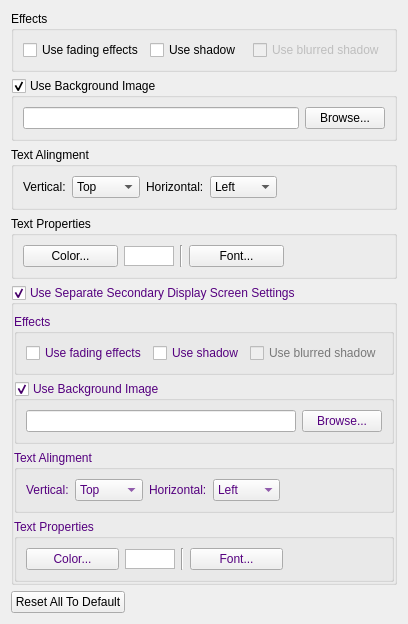
Above: src/announcementsettingwidget.ui from SoftProjector/src before the change. Below: the same form after it.
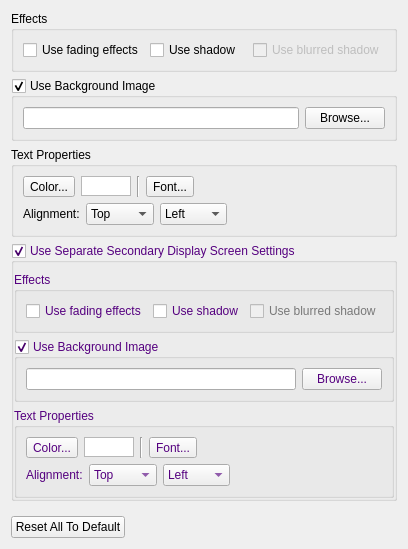
That is the form after the change.

Diff of the .ui file:
```diff
--- a/src/announcementsettingwidget.ui
+++ b/src/announcementsettingwidget.ui
@@ -82,88 +82,16 @@
      </layout>
     </widget>
    </item>
-   <item>
-    <widget class="QGroupBox" name="groupBoxTextAlingment">
-     <property name="title">
-      <string>Text Alingment</string>
-     </property>
-     <layout class="QGridLayout" name="gridLayout_8">
-      <item row="0" column="6">
-       <spacer name="horizontalSpacer_14">
-        <property name="orientation">
-         <enum>Qt::Horizontal</enum>
-        </property>
-        <property name="sizeHint" stdset="0">
-         <size>
-          <width>59</width>
-          <height>20</height>
-         </size>
-        </property>
-       </spacer>
-      </item>
-      <item row="0" column="1">
-       <widget class="QLabel" name="labelVertical">
-        <property name="text">
-         <string>Vertical:</string>
-        </property>
-       </widget>
-      </item>
-      <item row="0" column="4">
-       <widget class="QLabel" name="labelHorizontal">
-        <property name="text">
-         <string>Horizontal:</string>
-        </property>
-       </widget>
-      </item>
-      <item row="0" column="2">
-       <widget class="QComboBox" name="comboBoxVerticalAling">
-        <item>
-         <property name="text">
-          <string>Top</string>
-         </property>
-        </item>
-        <item>
-         <property name="text">
-          <string>Middle</string>
-         </property>
-        </item>
-        <item>
-         <property name="text">
-          <string>Bottom</string>
-         </property>
-        </item>
-       </widget>
-      </item>
-      <item row="0" column="5">
-       <widget class="QComboBox" name="comboBoxHorizontalAling">
-        <item>
-         <property name="text">
-          <string>Left</string>
-         </property>
-        </item>
-        <item>
-         <property name="text">
-          <string>Center</string>
-         </property>
-        </item>
-        <item>
-         <property name="text">
-          <string>Right</string>
-         </property>
-        </item>
-       </widget>
-      </item>
-     </layout>
-    </widget>
-   </item>
    <item>
     <widget class="QGroupBox" name="groupBoxTextProperties">
      <property name="title">
       <string>Text Properties</string>
      </property>
+     <layout class="QVBoxLayout" name="verticalLayout_3">
+      <item>
      <layout class="QHBoxLayout" name="horizontalLayout_3">
       <item>
-       <widget class="QPushButton" name="buttonTextColor">
+         <widget class="QToolButton" name="toolButtonColor">
         <property name="text">
          <string>Color...</string>
         </property>
@@ -199,7 +127,7 @@
        </widget>
       </item>
       <item>
-       <widget class="QPushButton" name="buttonFont">
+         <widget class="QToolButton" name="toolButtonFont">
         <property name="text">
          <string>Font...</string>
         </property>
@@ -219,6 +147,70 @@
        </widget>
       </item>
      </layout>
+      </item>
+      <item>
+       <layout class="QHBoxLayout" name="horizontalLayout_8">
+        <item>
+         <widget class="QLabel" name="labelAlignment">
+          <property name="text">
+           <string>Alignment:</string>
+          </property>
+         </widget>
+        </item>
+        <item>
+         <widget class="QComboBox" name="comboBoxVerticalAling">
+          <item>
+           <property name="text">
+            <string>Top</string>
+           </property>
+          </item>
+          <item>
+           <property name="text">
+            <string>Middle</string>
+           </property>
+          </item>
+          <item>
+           <property name="text">
+            <string>Bottom</string>
+           </property>
+          </item>
+         </widget>
+        </item>
+        <item>
+         <widget class="QComboBox" name="comboBoxHorizontalAling">
+          <item>
+           <property name="text">
+            <string>Left</string>
+           </property>
+          </item>
+          <item>
+           <property name="text">
+            <string>Center</string>
+           </property>
+          </item>
+          <item>
+           <property name="text">
+            <string>Right</string>
+           </property>
+          </item>
+         </widget>
+        </item>
+        <item>
+         <spacer name="horizontalSpacer_2">
+          <property name="orientation">
+           <enum>Qt::Horizontal</enum>
+          </property>
+          <property name="sizeHint" stdset="0">
+           <size>
+            <width>40</width>
+            <height>20</height>
+           </size>
+          </property>
+         </spacer>
+        </item>
+       </layout>
+      </item>
+     </layout>
     </widget>
    </item>
    <item>
@@ -502,117 +494,6 @@
         </layout>
        </widget>
       </item>
-      <item>
-       <widget class="QGroupBox" name="groupBoxTextAlingment2">
-        <property name="palette">
-         <palette>
-          <active>
-           <colorrole role="WindowText">
-            <brush brushstyle="SolidPattern">
-             <color alpha="255">
-              <red>85</red>
-              <green>0</green>
-              <blue>127</blue>
-             </color>
-            </brush>
-           </colorrole>
-          </active>
-          <inactive>
-           <colorrole role="WindowText">
-            <brush brushstyle="SolidPattern">
-             <color alpha="255">
-              <red>85</red>
-              <green>0</green>
-              <blue>127</blue>
-             </color>
-            </brush>
-           </colorrole>
-          </inactive>
-          <disabled>
-           <colorrole role="WindowText">
-            <brush brushstyle="SolidPattern">
-             <color alpha="255">
-              <red>120</red>
-              <green>120</green>
-              <blue>120</blue>
-             </color>
-            </brush>
-           </colorrole>
-          </disabled>
-         </palette>
-        </property>
-        <property name="title">
-         <string>Text Alingment</string>
-        </property>
-        <layout class="QGridLayout" name="gridLayout_9">
-         <item row="0" column="6">
-          <spacer name="horizontalSpacer15">
-           <property name="orientation">
-            <enum>Qt::Horizontal</enum>
-           </property>
-           <property name="sizeHint" stdset="0">
-            <size>
-             <width>59</width>
-             <height>20</height>
-            </size>
-           </property>
-          </spacer>
-         </item>
-         <item row="0" column="1">
-          <widget class="QLabel" name="labelVertical2">
-           <property name="text">
-            <string>Vertical:</string>
-           </property>
-          </widget>
-         </item>
-         <item row="0" column="4">
-          <widget class="QLabel" name="labelHorizontal2">
-           <property name="text">
-            <string>Horizontal:</string>
-           </property>
-          </widget>
-         </item>
-         <item row="0" column="2">
-          <widget class="QComboBox" name="comboBoxVerticalAling2">
-           <item>
-            <property name="text">
-             <string>Top</string>
-            </property>
-           </item>
-           <item>
-            <property name="text">
-             <string>Middle</string>
-            </property>
-           </item>
-           <item>
-            <property name="text">
-             <string>Bottom</string>
-            </property>
-           </item>
-          </widget>
-         </item>
-         <item row="0" column="5">
-          <widget class="QComboBox" name="comboBoxHorizontalAling2">
-           <item>
-            <property name="text">
-             <string>Left</string>
-            </property>
-           </item>
-           <item>
-            <property name="text">
-             <string>Center</string>
-            </property>
-           </item>
-           <item>
-            <property name="text">
-             <string>Right</string>
-            </property>
-           </item>
-          </widget>
-         </item>
-        </layout>
-       </widget>
-      </item>
       <item>
        <widget class="QGroupBox" name="groupBoxTextProperties2">
         <property name="palette">
@@ -655,9 +536,11 @@
         <property name="title">
          <string>Text Properties</string>
         </property>
+        <layout class="QVBoxLayout" name="verticalLayout_4">
+         <item>
         <layout class="QHBoxLayout" name="horizontalLayout_6">
          <item>
-          <widget class="QPushButton" name="buttonTextColor2">
+            <widget class="QToolButton" name="toolButtonColor2">
            <property name="text">
             <string>Color...</string>
            </property>
@@ -693,7 +576,7 @@
           </widget>
          </item>
          <item>
-          <widget class="QPushButton" name="buttonFont2">
+            <widget class="QToolButton" name="toolButtonFont2">
            <property name="text">
             <string>Font...</string>
            </property>
@@ -711,6 +594,70 @@
             <bool>true</bool>
            </property>
           </widget>
+           </item>
+          </layout>
+         </item>
+         <item>
+          <layout class="QHBoxLayout" name="horizontalLayout_9">
+           <item>
+            <widget class="QLabel" name="labelAlignmentl2">
+             <property name="text">
+              <string>Alignment:</string>
+             </property>
+            </widget>
+           </item>
+           <item>
+            <widget class="QComboBox" name="comboBoxVerticalAling2">
+             <item>
+              <property name="text">
+               <string>Top</string>
+              </property>
+             </item>
+             <item>
+              <property name="text">
+               <string>Middle</string>
+              </property>
+             </item>
+             <item>
+              <property name="text">
+               <string>Bottom</string>
+              </property>
+             </item>
+            </widget>
+           </item>
+           <item>
+            <widget class="QComboBox" name="comboBoxHorizontalAling2">
+             <item>
+              <property name="text">
+               <string>Left</string>
+              </property>
+             </item>
+             <item>
+              <property name="text">
+               <string>Center</string>
+              </property>
+             </item>
+             <item>
+              <property name="text">
+               <string>Right</string>
+              </property>
+             </item>
+            </widget>
+           </item>
+           <item>
+            <spacer name="horizontalSpacer15">
+             <property name="orientation">
+              <enum>Qt::Horizontal</enum>
+             </property>
+             <property name="sizeHint" stdset="0">
+              <size>
+               <width>59</width>
+               <height>20</height>
+              </size>
+             </property>
+            </spacer>
+           </item>
+          </layout>
          </item>
         </layout>
        </widget>
```
Lines whose indentation alone changed are shown as unchanged.
